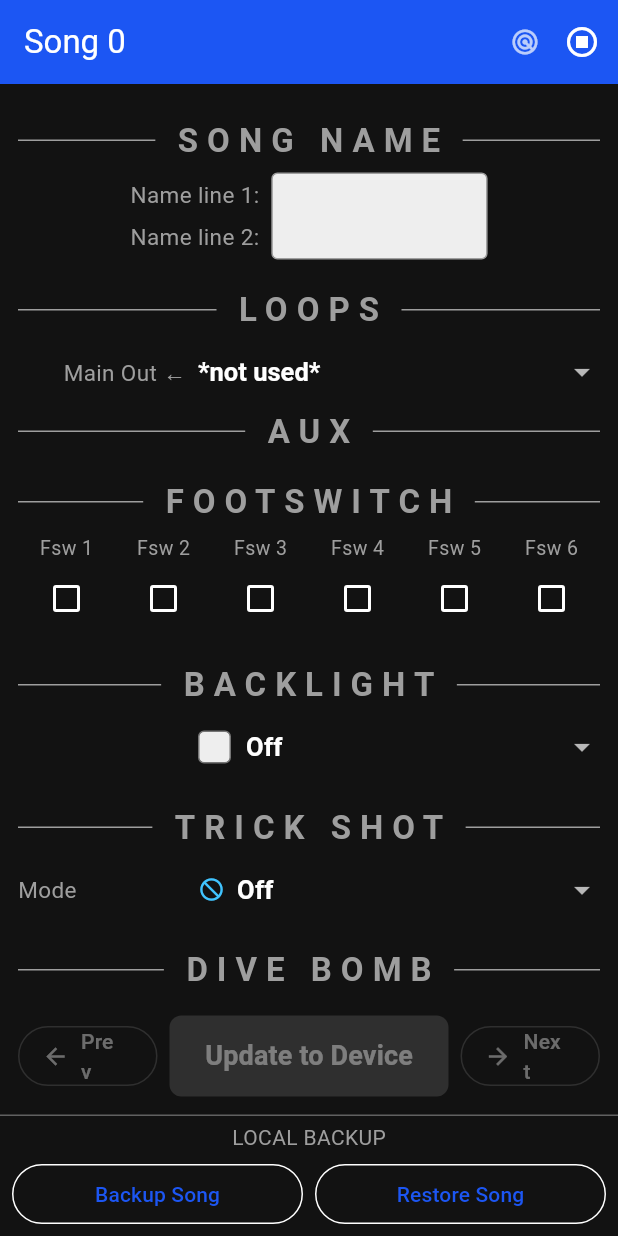
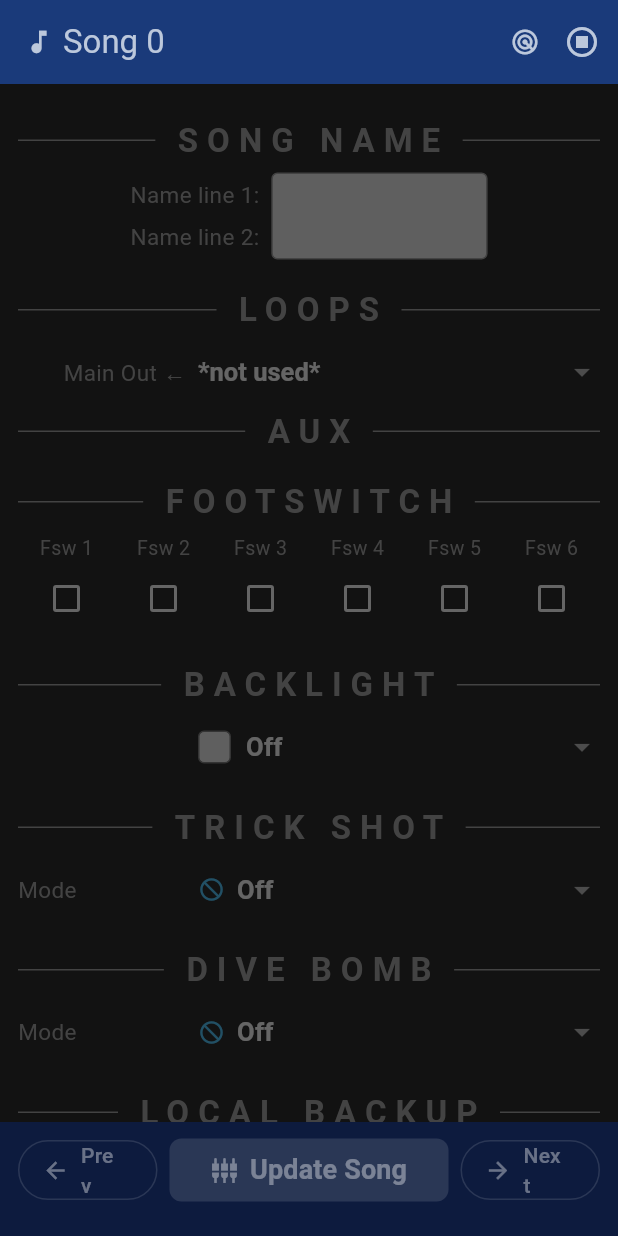
Before and after one commit to sjrtech/ControlFreek, a Flutter app: the screen it shows after launch, swiped to page 3, on a phone screen of 412 x 824 dp. Run offline on Flutter 3.47's test engine with Material 3 defaults, Android fonts, the light colour scheme and no system bars; our stand-ins replace file_picker, flutter_blue_plus; missing offline and left inert: window_manager.

Commit message:
More GUI improvements, Some BLE connection fixes, screen swipe

```diff
--- a/lib/device_provider.dart
+++ b/lib/device_provider.dart
@@ -1,11 +1,15 @@
 import 'dart:async';
 import 'dart:io';
 import 'package:flutter/foundation.dart';
+import 'package:flutter/widgets.dart';
 import 'package:flutter_blue_plus/flutter_blue_plus.dart';
 import 'package:path_provider/path_provider.dart';
 import 'ble_service.dart';
 import 'protocol.dart';
 import 'models.dart';
+
+/// Set to true to gray-out and disable all song/setup controls when disconnected.
+const bool kDisableWhenDisconnected = true;
 
 enum BleState { disconnected, scanning, connecting, connected }
 
@@ -30,6 +34,7 @@ class DeviceProvider extends ChangeNotifier {
   Timer? _retryTimer;
   Timer? _rssiTimer;
   bool _autoConnecting = false;
+  bool _userDisconnected = false;
 
   int rssi = 0; // 0 = no reading
 
@@ -50,7 +55,7 @@ class DeviceProvider extends ChangeNotifier {
 
     _scanSub = _ble.scanResults.listen((results) {
       scanResults = results;
-      if (!_autoConnecting) {
+      if (!_autoConnecting && !_userDisconnected) {
         final match = results.where((d) => d.name.startsWith('BRK_v'));
         if (match.isNotEmpty) {
           _autoConnecting = true;
@@ -60,6 +65,9 @@ class DeviceProvider extends ChangeNotifier {
       }
       notifyListeners();
     });
+
+    // Kick off initial scan on app start
+    WidgetsBinding.instance.addPostFrameCallback((_) => startScan());
   }
 
   // ─── Accessors ────────────────────────────────────────────────────────────────
@@ -75,6 +83,7 @@ class DeviceProvider extends ChangeNotifier {
     scanResults = [];
     statusMessage = 'Scanning…';
     _autoConnecting = false;
+    _userDisconnected = false;
     notifyListeners();
 
     _autoConnectTimer?.cancel();
@@ -157,7 +166,7 @@ class DeviceProvider extends ChangeNotifier {
     if (bleState != BleState.connected) return;
     try {
       rssi = await _ble.readRssi();
-      notifyListeners();
+      WidgetsBinding.instance.addPostFrameCallback((_) => notifyListeners());
     } catch (_) {}
   }
 
@@ -168,9 +177,13 @@ class DeviceProvider extends ChangeNotifier {
   }
 
   Future<void> disconnect() async {
+    _userDisconnected = true;
+    _autoConnectTimer?.cancel();
+    _retryTimer?.cancel();
     _stopRssiPolling();
     _dataSub?.cancel();
     _dataSub = null;
+    await _ble.stopScan();
     await _ble.disconnect();
     bleState = BleState.disconnected;
     statusMessage = 'Disconnected';
--- a/lib/main.dart
+++ b/lib/main.dart
@@ -3,6 +3,7 @@ import 'package:flutter/foundation.dart';
 import 'package:flutter/material.dart';
 import 'package:provider/provider.dart';
 import 'package:window_manager/window_manager.dart';
+import 'package:flutter_blue_plus/flutter_blue_plus.dart';
 import 'device_provider.dart';
 import 'screens/scan_screen.dart';
 import 'screens/settings_screen.dart';
@@ -10,6 +11,7 @@ import 'screens/song_screen.dart';
 
 void main() async {
   WidgetsFlutterBinding.ensureInitialized();
+  FlutterBluePlus.setLogLevel(LogLevel.none, color: false);
   if (!kIsWeb && (Platform.isLinux || Platform.isWindows || Platform.isMacOS)) {
     await windowManager.ensureInitialized();
     await windowManager.setSize(const Size(450, 900));
@@ -39,8 +41,8 @@ class StompboxApp extends StatelessWidget {
         scaffoldBackgroundColor: const Color(0xFF121212),
         canvasColor: const Color(0xFF0D1B3E),
         appBarTheme: const AppBarTheme(
-          backgroundColor: Color(0xFF1c56f3),
-          foregroundColor: Colors.white,
+          backgroundColor: Color(0xFF1A3A7A),
+          foregroundColor: Color(0xFFBCC8DC),
           elevation: 0,
         ),
         bottomNavigationBarTheme: const BottomNavigationBarThemeData(
@@ -65,6 +67,7 @@ class _MainShellState extends State<_MainShell> {
   int _tab = 0;
   int _lastSongLoadCount = 0;
   late final PageController _pageController;
+  bool _providerListening = false;
 
   static const _screens = [
     ScanScreen(),
@@ -84,7 +87,10 @@ class _MainShellState extends State<_MainShell> {
   @override
   void didChangeDependencies() {
     super.didChangeDependencies();
-    context.read<DeviceProvider>().addListener(_onProviderChange);
+    if (!_providerListening) {
+      _providerListening = true;
+      context.read<DeviceProvider>().addListener(_onProviderChange);
+    }
   }
 
   @override
@@ -95,6 +101,7 @@ class _MainShellState extends State<_MainShell> {
   }
 
   void _onProviderChange() {
+    if (!mounted) return;
     final p = context.read<DeviceProvider>();
     if (p.songLoadCount != _lastSongLoadCount) {
       _lastSongLoadCount = p.songLoadCount;
@@ -116,11 +123,14 @@ class _MainShellState extends State<_MainShell> {
   @override
   Widget build(BuildContext context) {
     if (_isMobile) {
-      return Scaffold(
-        body: PageView(
-          controller: _pageController,
-          onPageChanged: (i) => setState(() => _tab = i),
-          children: _screens,
+      return PopScope(
+        canPop: false,
+        child: Scaffold(
+          body: PageView(
+            controller: _pageController,
+            onPageChanged: (i) => setState(() => _tab = i),
+            children: _screens,
+          ),
         ),
       );
     }
--- a/lib/screens/settings_screen.dart
+++ b/lib/screens/settings_screen.dart
@@ -15,8 +15,15 @@ class SettingsScreen extends StatelessWidget {
     // whenever a new config is received from the device.
     return Scaffold(
       appBar: AppBar(
-        title: const Text('System Settings'),
-        backgroundColor: const Color(0xFF1c56f3),
+        title: const Row(
+          mainAxisSize: MainAxisSize.min,
+          children: [
+            Icon(Icons.settings_input_component, size: 20),
+            SizedBox(width: 6),
+            Text('Breakout Setup'),
+          ],
+        ),
+        backgroundColor: const Color(0xFF1A3A7A),
         actions: bleAppBarActions(p),
       ),
       body: Column(
@@ -24,11 +31,16 @@ class SettingsScreen extends StatelessWidget {
           Expanded(
             child: ListView(
               key: ValueKey(p.configLoadCount),
-              padding: const EdgeInsets.symmetric(vertical: 8),
+              padding: EdgeInsets.zero,
               children: [
-                // _section('General'),
-                // _numField('Backlight', s.backlight, (v) => s.backlight = v),
-                // _numField('Current Song', s.currentSong, (v) => s.currentSong = v),
+                IgnorePointer(
+                  ignoring: kDisableWhenDisconnected && !p.isConnected,
+                  child: AnimatedOpacity(
+                    opacity: kDisableWhenDisconnected && !p.isConnected ? 0.35 : 1.0,
+                    duration: const Duration(milliseconds: 300),
+                    child: Column(
+                      crossAxisAlignment: CrossAxisAlignment.stretch,
+                      children: [
                         _dividerSection('LOOPS'),
                         for (int i = 0; i < 7; i++)
                           _strField('Loop ${i + 1}:', s.getLoopName(i),
@@ -45,8 +57,12 @@ class SettingsScreen extends StatelessWidget {
                       ],
                     ),
                   ),
+                ),
+              ],
+            ),
+          ),
           _UpdateButton(
-            label: 'Update Settings',
+            label: 'Update Setup',
             enabled: p.isConnected,
             onPressed: p.updateConfigToDevice,
           ),
@@ -56,12 +72,24 @@ class SettingsScreen extends StatelessWidget {
   }
 }
 
-Widget _section(String title) => Padding(
-      padding: const EdgeInsets.fromLTRB(12, 8, 12, 1),
+Widget _dividerSection(String title, {double topPadding = 6}) => Padding(
+      padding: EdgeInsets.only(top: topPadding, bottom: 0),
+      child: Row(
+        children: [
+          const Expanded(child: Divider()),
+          Padding(
+            padding: const EdgeInsets.symmetric(horizontal: 12),
             child: Text(
               title,
               style: const TextStyle(
-            fontSize: 16, fontWeight: FontWeight.bold, color: Colors.grey),
+                fontSize: 22,
+                letterSpacing: 6,
+                color: Colors.grey,
+              ),
+            ),
+          ),
+          const Expanded(child: Divider()),
+        ],
       ),
     );
 
@@ -76,6 +104,7 @@ Widget _strField(String label, String value, void Function(String) onChange) =>
           isDense: true,
           counterText: '',
           border: InputBorder.none,
+          contentPadding: EdgeInsets.symmetric(vertical: 2),
         ),
         onChanged: onChange,
       ),
@@ -110,18 +139,15 @@ class _FieldRow extends StatelessWidget {
 
   @override
   Widget build(BuildContext context) {
+    final leftPad = MediaQuery.of(context).size.width * 0.25;
     return Container(
-      padding: const EdgeInsets.symmetric(horizontal: 12, vertical: 2),
-      decoration: BoxDecoration(
-        border: Border(
-            bottom: BorderSide(color: Colors.grey.shade800, width: 0.5)),
-      ),
+      padding: EdgeInsets.only(left: leftPad, right: 12, top: 0, bottom: 0),
       child: Row(
         children: [
-          SizedBox(
-            width: 130,
+          Padding(
+            padding: const EdgeInsets.only(right: 12),
             child: Text(label,
-                style: const TextStyle(fontSize: 16, color: Colors.grey)),
+                style: const TextStyle(fontSize: 15, color: Colors.grey)),
           ),
           Expanded(child: child),
         ],
@@ -143,23 +169,39 @@ class _UpdateButton extends StatelessWidget {
 
   @override
   Widget build(BuildContext context) {
-    return SafeArea(
+    return ColoredBox(
+      color: const Color(0xFF0D1B3E),
+      child: SafeArea(
         child: Padding(
-        padding: const EdgeInsets.all(16),
-        child: SizedBox(
-          width: double.infinity,
+          padding: const EdgeInsets.fromLTRB(12, 8, 12, 20),
+          child: Row(
+            children: [
+              const Expanded(child: SizedBox()),
+              Expanded(
+                flex: 3,
                 child: ElevatedButton(
                   onPressed: enabled ? onPressed : null,
                   style: ElevatedButton.styleFrom(
-              backgroundColor: const Color(0xFF1c56f3),
-              foregroundColor: Colors.white,
-              padding: const EdgeInsets.symmetric(vertical: 16),
+                    backgroundColor: const Color(0xFF1A3A7A),
+                    foregroundColor: const Color(0xFFBCC8DC),
+                    padding: const EdgeInsets.symmetric(vertical: 8),
                     shape: RoundedRectangleBorder(
                         borderRadius: BorderRadius.circular(8)),
                   ),
-            child: Text(label,
-                style:
-                    const TextStyle(fontSize: 20, fontWeight: FontWeight.bold)),
+                  child: Row(
+                    mainAxisSize: MainAxisSize.min,
+                    children: [
+                      const Icon(Icons.settings_input_component, size: 18),
+                      const SizedBox(width: 8),
+                      Text(label,
+                          style: const TextStyle(
+                              fontSize: 18, fontWeight: FontWeight.bold)),
+                    ],
+                  ),
+                ),
+              ),
+              const Expanded(child: SizedBox()),
+            ],
           ),
         ),
       ),
--- a/lib/screens/song_screen.dart
+++ b/lib/screens/song_screen.dart
@@ -85,8 +85,15 @@ class SongScreen extends StatelessWidget {
 
     return Scaffold(
       appBar: AppBar(
-        title: Text('Song ${settings.currentSong}'),
-        backgroundColor: const Color(0xFF1c56f3),
+        title: Row(
+          mainAxisSize: MainAxisSize.min,
+          children: [
+            const Icon(Icons.music_note, size: 20),
+            const SizedBox(width: 6),
+            Text('Song ${settings.currentSong}'),
+          ],
+        ),
+        backgroundColor: const Color(0xFF1A3A7A),
         actions: bleAppBarActions(p),
       ),
       body: Column(
@@ -95,6 +102,14 @@ class SongScreen extends StatelessWidget {
             child: ListView(
               key: ValueKey(p.songLoadCount),
               padding: const EdgeInsets.symmetric(vertical: 8),
+              children: [
+                IgnorePointer(
+                  ignoring: kDisableWhenDisconnected && !p.isConnected,
+                  child: AnimatedOpacity(
+                    opacity: kDisableWhenDisconnected && !p.isConnected ? 0.35 : 1.0,
+                    duration: const Duration(milliseconds: 300),
+                    child: Column(
+                      crossAxisAlignment: CrossAxisAlignment.stretch,
                       children: [
                         _dividerSection('SONG NAME'),
                         _NameFieldsBox(song: song, notify: notify),
@@ -126,13 +141,21 @@ class SongScreen extends StatelessWidget {
                         _trickModeDropField('Mode', song.diveBombMode, (v) { song.diveBombMode = v; notify(); }),
                         ..._trickDataWidgets(song.diveBombMode, song.diveBombData, settings,
                             notify, (v) { song.diveBombData = v; }),
-                const SizedBox(height: 80),
+                        _dividerSection('LOCAL BACKUP'),
+                        _LocalBackupButtons(),
+                        const SizedBox(height: 24),
                       ],
                     ),
                   ),
-          SafeArea(
+                ),
+              ],
+            ),
+          ),
+          ColoredBox(
+            color: const Color(0xFF0D1B3E),
+            child: SafeArea(
               child: Padding(
-              padding: const EdgeInsets.fromLTRB(12, 8, 12, 12),
+                padding: const EdgeInsets.fromLTRB(12, 8, 12, 20),
                 child: Row(
                   children: [
                     Expanded(
@@ -148,14 +171,21 @@ class SongScreen extends StatelessWidget {
                       child: ElevatedButton(
                         onPressed: p.isConnected ? p.updateSongToDevice : null,
                         style: ElevatedButton.styleFrom(
-                        backgroundColor: const Color(0xFF1c56f3),
-                        foregroundColor: Colors.white,
-                        padding: const EdgeInsets.symmetric(vertical: 14),
+                          backgroundColor: const Color(0xFF1A3A7A),
+                          foregroundColor: const Color(0xFFBCC8DC),
+                          padding: const EdgeInsets.symmetric(vertical: 8),
                           shape: RoundedRectangleBorder(
                               borderRadius: BorderRadius.circular(8)),
                         ),
-                      child: const Text('Update to Device',
+                        child: const Row(
+                          mainAxisSize: MainAxisSize.min,
+                          children: [
+                            Icon(Icons.settings_input_component, size: 18),
+                            SizedBox(width: 8),
+                            Text('Update Song',
                                 style: TextStyle(fontSize: 18, fontWeight: FontWeight.bold)),
+                          ],
+                        ),
                       ),
                     ),
                     const SizedBox(width: 8),
@@ -170,7 +200,7 @@ class SongScreen extends StatelessWidget {
                 ),
               ),
             ),
-          _LocalBackupBar(),
+          ),
         ],
       ),
     );
@@ -545,23 +575,13 @@ class _FswRowState extends State<_FswRow> {
   }
 }
 
-class _LocalBackupBar extends StatelessWidget {
+class _LocalBackupButtons extends StatelessWidget {
   @override
   Widget build(BuildContext context) {
     final p = context.read<DeviceProvider>();
-    return Container(
-      width: double.infinity,
-      padding: const EdgeInsets.fromLTRB(8, 4, 8, 4),
-      decoration: BoxDecoration(
-        border: Border(top: BorderSide(color: Colors.grey.shade700, width: 1)),
-      ),
-      child: Column(
-        mainAxisSize: MainAxisSize.min,
-        children: [
-          Text('LOCAL BACKUP',
-              style: TextStyle(fontSize: 14, color: Colors.grey.shade500)),
-          const SizedBox(height: 4),
-          Row(
+    return Padding(
+      padding: const EdgeInsets.symmetric(horizontal: 12, vertical: 4),
+      child: Row(
         children: [
           Expanded(
             child: OutlinedButton(
@@ -614,8 +634,6 @@ class _LocalBackupBar extends StatelessWidget {
           ),
         ],
       ),
-        ],
-      ),
     );
   }
 }
```
Also changed, not shown: lib/screens/scan_screen.dart (+3 -11 lines). Lines whose indentation alone changed are shown as unchanged.
